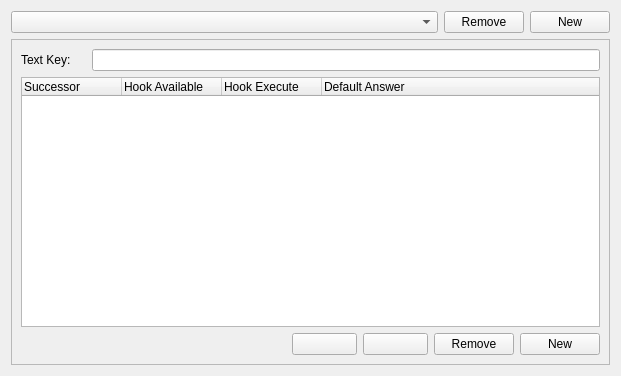
This is game_editor/dialogeditor.ui in Plaristote/fallout-equestria as Qt 5 draws it before an edit. The edited form follows.
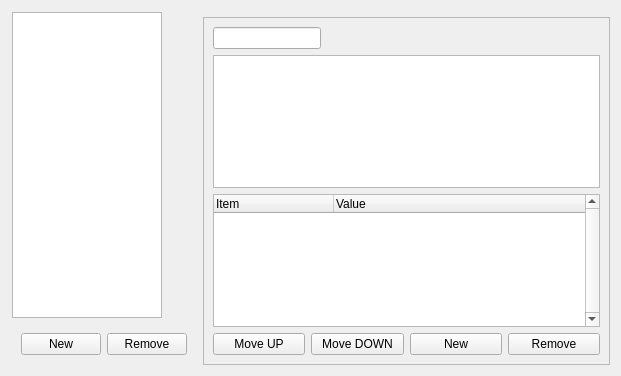
This is the edited form.

What changed in the file:
```diff
--- a/game_editor/dialogeditor.ui
+++ b/game_editor/dialogeditor.ui
@@ -14,32 +14,65 @@
    <string>Form</string>
   </property>
   <layout class="QGridLayout" name="gridLayout">
+   <item row="0" column="0" rowspan="2">
+    <widget class="QFrame" name="formFrame">
+     <property name="sizePolicy">
+      <sizepolicy hsizetype="Preferred" vsizetype="Preferred">
+       <horstretch>1</horstretch>
+       <verstretch>0</verstretch>
+      </sizepolicy>
+     </property>
+     <layout class="QGridLayout" name="gridLayout_3">
+      <property name="margin">
+       <number>1</number>
+      </property>
    <item row="0" column="0">
-    <widget class="QComboBox" name="nodeList">
+       <widget class="QListWidget" name="nodeList">
      <property name="sizePolicy">
-      <sizepolicy hsizetype="Expanding" vsizetype="Preferred">
+         <sizepolicy hsizetype="MinimumExpanding" vsizetype="Expanding">
        <horstretch>0</horstretch>
        <verstretch>0</verstretch>
       </sizepolicy>
      </property>
-    </widget>
-   </item>
-   <item row="0" column="2">
+        <property name="maximumSize">
+         <size>
+          <width>150</width>
+          <height>16777215</height>
+         </size>
+        </property>
+       </widget>
+      </item>
+      <item row="1" column="0">
+       <widget class="QFrame" name="horizontalFrame">
+        <layout class="QHBoxLayout" name="horizontalLayout">
+         <item>
     <widget class="QPushButton" name="nodeNew">
      <property name="text">
       <string>New</string>
      </property>
     </widget>
    </item>
-   <item row="0" column="1">
+         <item>
     <widget class="QPushButton" name="nodeRemove">
      <property name="text">
       <string>Remove</string>
      </property>
     </widget>
    </item>
-   <item row="1" column="0" colspan="3">
+        </layout>
+       </widget>
+      </item>
+     </layout>
+    </widget>
+   </item>
+   <item row="1" column="1">
     <widget class="QFrame" name="frame">
+     <property name="sizePolicy">
+      <sizepolicy hsizetype="Preferred" vsizetype="Preferred">
+       <horstretch>5</horstretch>
+       <verstretch>0</verstretch>
+      </sizepolicy>
+     </property>
      <property name="frameShape">
       <enum>QFrame::StyledPanel</enum>
      </property>
@@ -47,39 +80,51 @@
       <enum>QFrame::Raised</enum>
      </property>
      <layout class="QGridLayout" name="gridLayout_2">
-      <item row="2" column="5">
-       <widget class="QPushButton" name="successorDown">
-        <property name="text">
-         <string/>
+      <item row="0" column="0">
+       <layout class="QVBoxLayout" name="verticalLayout">
+        <item>
+         <widget class="QLineEdit" name="npcLine">
+          <property name="sizePolicy">
+           <sizepolicy hsizetype="Fixed" vsizetype="Fixed">
+            <horstretch>0</horstretch>
+            <verstretch>0</verstretch>
+           </sizepolicy>
         </property>
        </widget>
       </item>
-      <item row="2" column="7">
-       <widget class="QPushButton" name="successorAdd">
-        <property name="text">
-         <string>New</string>
+        <item>
+         <widget class="QPlainTextEdit" name="localePreview">
+          <property name="sizePolicy">
+           <sizepolicy hsizetype="Expanding" vsizetype="Expanding">
+            <horstretch>1</horstretch>
+            <verstretch>0</verstretch>
+           </sizepolicy>
         </property>
        </widget>
       </item>
-      <item row="2" column="4">
-       <widget class="QPushButton" name="successorUp">
-        <property name="text">
-         <string/>
-        </property>
-       </widget>
-      </item>
-      <item row="2" column="6">
-       <widget class="QPushButton" name="successorRemove">
-        <property name="text">
-         <string>Remove</string>
-        </property>
-       </widget>
-      </item>
-      <item row="1" column="0" colspan="8">
+        <item>
        <widget class="QTreeWidget" name="successorList">
+          <property name="lineWidth">
+           <number>1</number>
+          </property>
+          <property name="verticalScrollBarPolicy">
+           <enum>Qt::ScrollBarAlwaysOn</enum>
+          </property>
+          <property name="horizontalScrollBarPolicy">
+           <enum>Qt::ScrollBarAlwaysOff</enum>
+          </property>
+          <property name="wordWrap">
+           <bool>true</bool>
+          </property>
+          <attribute name="headerCascadingSectionResizes">
+           <bool>false</bool>
+          </attribute>
+          <attribute name="headerDefaultSectionSize">
+           <number>120</number>
+          </attribute>
         <column>
          <property name="text">
-          <string>Successor</string>
+            <string>Item</string>
          </property>
          <property name="foreground">
           <brush brushstyle="NoBrush">
@@ -93,43 +138,44 @@
         </column>
         <column>
          <property name="text">
-          <string>Hook Available</string>
-         </property>
-        </column>
-        <column>
+            <string>Value</string>
+           </property>
+          </column>
+         </widget>
+        </item>
+        <item>
+         <layout class="QHBoxLayout" name="horizontalLayout_2">
+          <item>
+           <widget class="QPushButton" name="successorDown">
          <property name="text">
-          <string>Hook Execute</string>
-         </property>
-        </column>
-        <column>
+             <string>Move UP</string>
+            </property>
+           </widget>
+          </item>
+          <item>
+           <widget class="QPushButton" name="successorUp">
          <property name="text">
-          <string>Default Answer</string>
-         </property>
-        </column>
-       </widget>
-      </item>
-      <item row="2" column="0" colspan="4">
-       <spacer name="horizontalSpacer">
-        <property name="orientation">
-         <enum>Qt::Horizontal</enum>
-        </property>
-        <property name="sizeHint" stdset="0">
-         <size>
-          <width>40</width>
-          <height>20</height>
-         </size>
-        </property>
-       </spacer>
-      </item>
-      <item row="0" column="0">
-       <widget class="QLabel" name="label">
+             <string>Move DOWN</string>
+            </property>
+           </widget>
+          </item>
+          <item>
+           <widget class="QPushButton" name="successorAdd">
+            <property name="text">
+             <string>New</string>
+            </property>
+           </widget>
+          </item>
+          <item>
+           <widget class="QPushButton" name="successorRemove">
         <property name="text">
-         <string>Text Key:</string>
+             <string>Remove</string>
         </property>
        </widget>
       </item>
-      <item row="0" column="1" colspan="7">
-       <widget class="QLineEdit" name="npcLine"/>
+         </layout>
+        </item>
+       </layout>
       </item>
      </layout>
     </widget>
```
Lines whose indentation alone changed are shown as unchanged.
